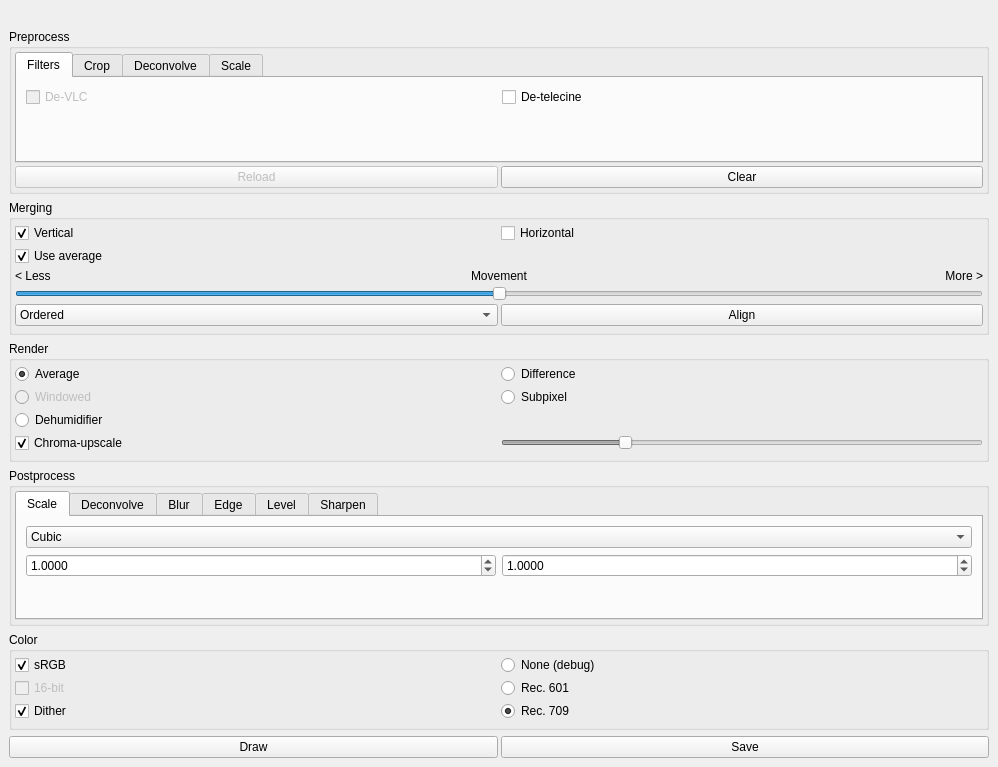
This is src/mainwindow.ui in spillerrec/Overmix as Qt 5 draws it before an edit. The edited form follows.
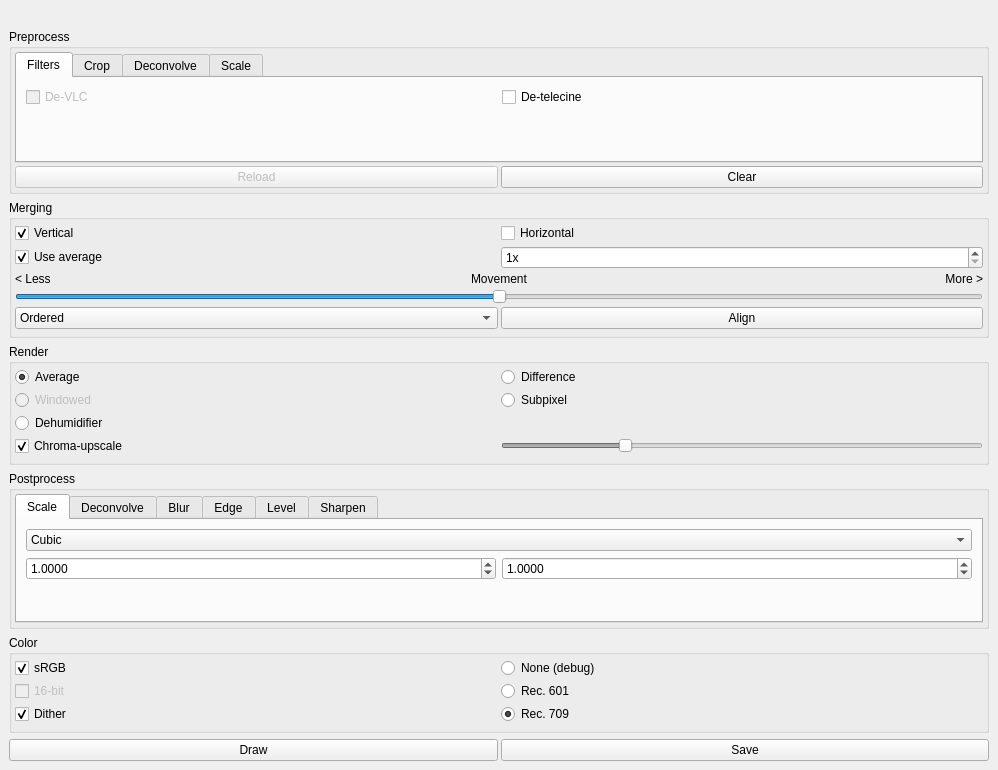
This is the edited form.

```diff
--- a/src/mainwindow.ui
+++ b/src/mainwindow.ui
@@ -434,6 +434,22 @@
              </property>
             </widget>
            </item>
+           <item row="5" column="1">
+            <widget class="QSpinBox" name="merge_scale">
+             <property name="toolTip">
+              <string>Subpixel alignment factor</string>
+             </property>
+             <property name="suffix">
+              <string>x</string>
+             </property>
+             <property name="minimum">
+              <number>1</number>
+             </property>
+             <property name="maximum">
+              <number>10</number>
+             </property>
+            </widget>
+           </item>
           </layout>
          </item>
          <item>
```
